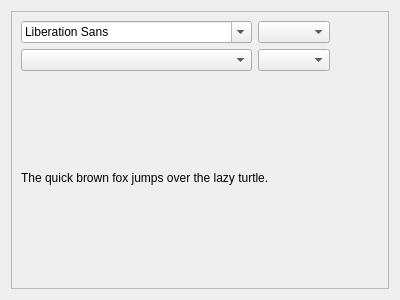
Before: the Qt Designer form comboboxfont.ui in Racalniog/QTAppAlfaExercises, drawn with Qt 5.
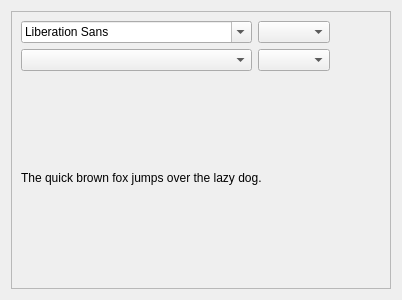
After: the same form once the commit is applied.

What changed in the file:
```diff
--- a/comboboxfont.ui
+++ b/comboboxfont.ui
@@ -6,7 +6,7 @@
    <rect>
     <x>0</x>
     <y>0</y>
-    <width>400</width>
+    <width>402</width>
     <height>300</height>
    </rect>
   </property>
@@ -32,7 +32,7 @@
       <item row="4" column="0" colspan="3">
        <widget class="QLabel" name="fontExampleQLabel">
         <property name="text">
-         <string>The quick brown fox jumps over the lazy turtle.</string>
+         <string>The quick brown fox jumps over the lazy dog.</string>
         </property>
         <property name="wordWrap">
          <bool>true</bool>
```
